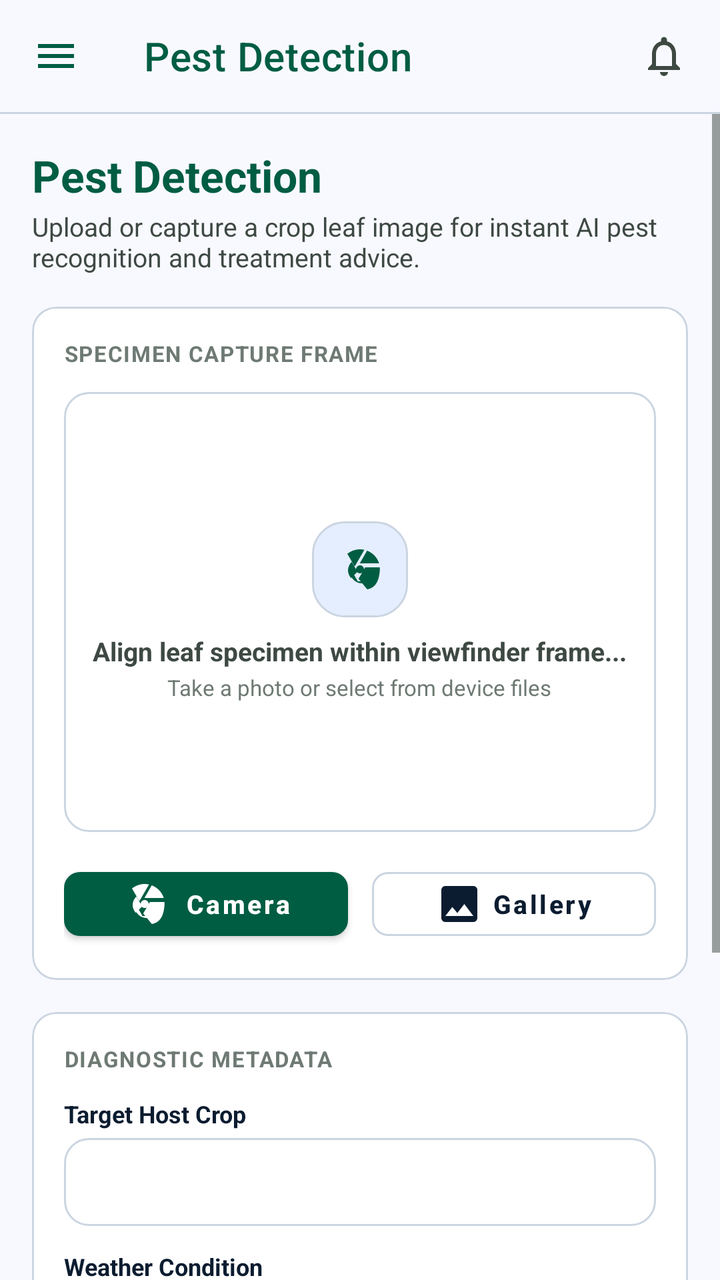
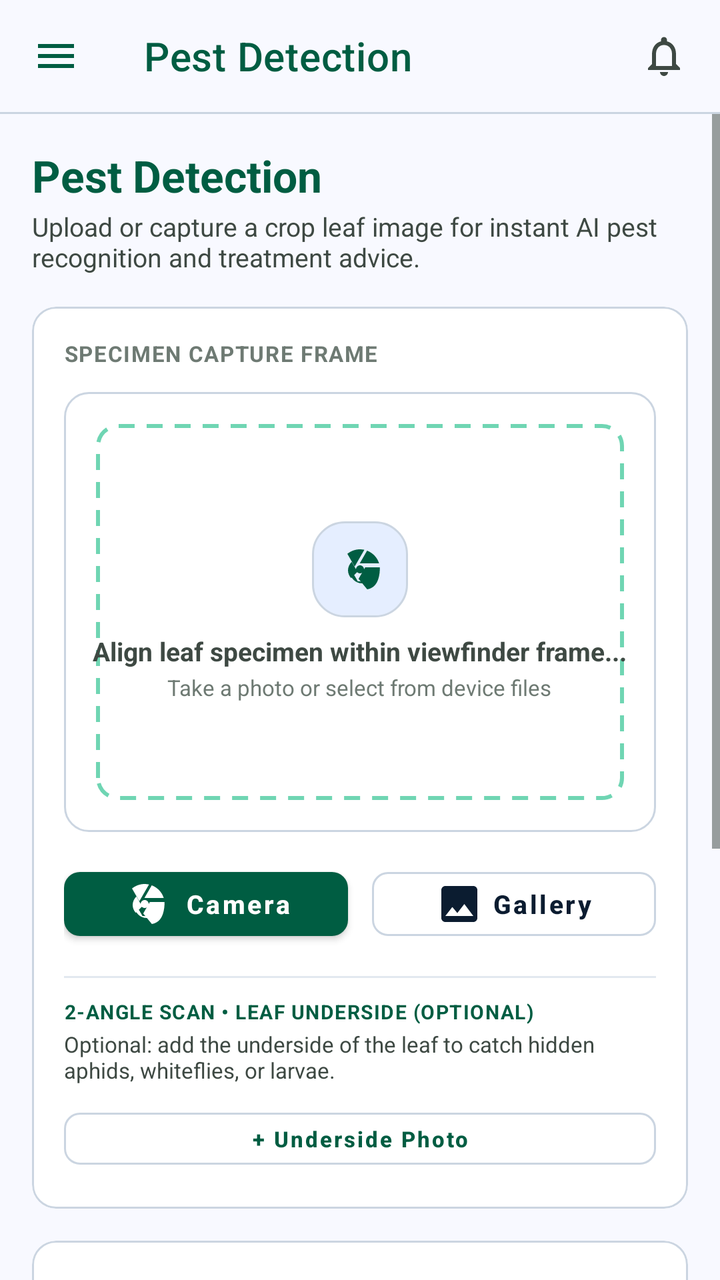

Before-and-after screenshots of an Android layout around one commit, followed by the original layout XML and the change that was made.
<!-- AndroidManifest.xml: application theme Theme.AgriMonitor -->
<!-- res/layout/activity_detect.xml -->
<?xml version="1.0" encoding="utf-8"?>
<androidx.drawerlayout.widget.DrawerLayout xmlns:android="http://schemas.android.com/apk/res/android"
    xmlns:app="http://schemas.android.com/apk/res-auto"
    android:id="@+id/drawer_layout"
    android:layout_width="match_parent"
    android:layout_height="match_parent">

    <LinearLayout
        android:layout_width="match_parent"
        android:layout_height="match_parent"
        android:orientation="vertical"
        android:background="@color/surface">

        
        <com.google.android.material.appbar.MaterialToolbar
            android:id="@+id/detectToolbar"
            android:layout_width="match_parent"
            android:layout_height="?attr/actionBarSize"
            android:background="@color/surface"
            app:title="@string/title_detect"
            app:titleTextColor="@color/primary"
            app:navigationIcon="@drawable/ic_menu"
            app:navigationIconTint="@color/primary"
            style="@style/Widget.MaterialComponents.Toolbar.Surface">

            <ImageView
                android:id="@+id/btnNavNotifications"
                android:layout_width="24dp"
                android:layout_height="24dp"
                android:layout_gravity="end"
                android:layout_marginEnd="16dp"
                android:src="@drawable/ic_notifications"
                app:tint="@color/on_surface_variant" />
        </com.google.android.material.appbar.MaterialToolbar>

        <View
            android:layout_width="match_parent"
            android:layout_height="1dp"
            android:background="@color/outline_variant" />

        <ScrollView
            android:layout_width="match_parent"
            android:layout_height="match_parent"
            android:fillViewport="true">

            <LinearLayout
                android:layout_width="match_parent"
                android:layout_height="wrap_content"
                android:orientation="vertical"
                android:padding="16dp">

                
                <LinearLayout
                    android:layout_width="match_parent"
                    android:layout_height="wrap_content"
                    android:orientation="vertical"
                    android:layout_marginBottom="16dp">

                    <TextView
                        android:layout_width="wrap_content"
                        android:layout_height="wrap_content"
                        android:text="@string/title_detect"
                        android:textSize="22sp"
                        android:textStyle="bold"
                        android:textColor="@color/primary" />

                    <TextView
                        android:layout_width="wrap_content"
                        android:layout_height="wrap_content"
                        android:layout_marginTop="2dp"
                        android:text="@string/detect_subtitle"
                        android:textSize="13sp"
                        android:textColor="@color/on_surface_variant" />
                </LinearLayout>

                
                <com.google.android.material.card.MaterialCardView
                    android:layout_width="match_parent"
                    android:layout_height="wrap_content"
                    android:layout_marginBottom="16dp"
                    app:cardCornerRadius="12dp"
                    app:cardElevation="0dp"
                    app:strokeColor="@color/outline_variant"
                    app:strokeWidth="1dp"
                    app:cardBackgroundColor="@color/surface_container_lowest">

                    <LinearLayout
                        android:layout_width="match_parent"
                        android:layout_height="wrap_content"
                        android:orientation="vertical"
                        android:padding="16dp">

                        <TextView
                            android:layout_width="wrap_content"
                            android:layout_height="wrap_content"
                            android:text="@string/specimen_capture_frame"
                            android:textSize="11sp"
                            android:textStyle="bold"
                            android:textColor="@color/outline"
                            android:letterSpacing="0.05"
                            android:layout_marginBottom="12dp" />

                        
                        <FrameLayout
                            android:layout_width="match_parent"
                            android:layout_height="220dp"
                            android:background="@drawable/bg_card_stitch">

                            <ImageView
                                android:id="@+id/ivSpecimenPreview"
                                android:layout_width="match_parent"
                                android:layout_height="match_parent"
                                android:scaleType="centerCrop"
                                android:contentDescription="Crop Specimen Preview" />

                            <LinearLayout
                                android:id="@+id/layoutUploadPlaceholder"
                                android:layout_width="wrap_content"
                                android:layout_height="wrap_content"
                                android:layout_gravity="center"
                                android:orientation="vertical"
                                android:gravity="center">

                                <FrameLayout
                                    android:layout_width="48dp"
                                    android:layout_height="48dp"
                                    android:background="@drawable/bg_badge_neutral">

                                    <ImageView
                                        android:layout_width="24dp"
                                        android:layout_height="24dp"
                                        android:layout_gravity="center"
                                        android:src="@drawable/ic_camera"
                                        app:tint="@color/primary" />
                                </FrameLayout>

                                <TextView
                                    android:layout_width="wrap_content"
                                    android:layout_height="wrap_content"
                                    android:layout_marginTop="8dp"
                                    android:text="@string/align_crop_in_frame"
                                    android:textColor="@color/on_surface_variant"
                                    android:textSize="13sp"
                                    android:textStyle="bold" />

                                <TextView
                                    android:layout_width="wrap_content"
                                    android:layout_height="wrap_content"
                                    android:layout_marginTop="2dp"
                                    android:text="@string/take_photo_or_select"
                                    android:textColor="@color/outline"
                                    android:textSize="11sp" />
                            </LinearLayout>
                        </FrameLayout>

                        
                        <LinearLayout
                            android:layout_width="match_parent"
                            android:layout_height="wrap_content"
                            android:layout_marginTop="14dp"
                            android:orientation="horizontal">

                            <com.google.android.material.button.MaterialButton
                                android:id="@+id/btnCamera"
                                android:layout_width="0dp"
                                android:layout_height="44dp"
                                android:layout_weight="1"
                                android:layout_marginEnd="6dp"
                                android:text="@string/camera"
                                android:textAllCaps="false"
                                android:textSize="13sp"
                                android:textStyle="bold"
                                app:icon="@drawable/ic_camera"
                                app:iconGravity="textStart"
                                app:cornerRadius="8dp"
                                app:backgroundTint="@color/primary" />

                            <com.google.android.material.button.MaterialButton
                                android:id="@+id/btnGallery"
                                android:layout_width="0dp"
                                android:layout_height="44dp"
                                android:layout_weight="1"
                                android:layout_marginStart="6dp"
                                android:text="@string/gallery"
                                android:textAllCaps="false"
                                android:textSize="13sp"
                                android:textStyle="bold"
                                style="@style/Widget.MaterialComponents.Button.OutlinedButton"
                                android:textColor="@color/on_surface"
                                app:strokeColor="@color/outline_variant"
                                app:icon="@drawable/ic_photo"
                                app:iconGravity="textStart"
                                app:iconTint="@color/on_surface"
                                app:cornerRadius="8dp" />
                        </LinearLayout>
                    </LinearLayout>
                </com.google.android.material.card.MaterialCardView>

                
                <com.google.android.material.card.MaterialCardView
                    android:layout_width="match_parent"
                    android:layout_height="wrap_content"
                    android:layout_marginBottom="20dp"
                    app:cardCornerRadius="12dp"
                    app:cardElevation="0dp"
                    app:strokeColor="@color/outline_variant"
                    app:strokeWidth="1dp"
                    app:cardBackgroundColor="@color/surface_container_lowest">

                    <LinearLayout
                        android:layout_width="match_parent"
                        android:layout_height="wrap_content"
                        android:orientation="vertical"
                        android:padding="16dp">

                        <TextView
                            android:layout_width="wrap_content"
                            android:layout_height="wrap_content"
                            android:text="@string/diagnostic_metadata"
                            android:textSize="11sp"
                            android:textStyle="bold"
                            android:textColor="@color/outline"
                            android:letterSpacing="0.05"
                            android:layout_marginBottom="12dp" />

                        
                        <TextView
                            android:layout_width="wrap_content"
                            android:layout_height="wrap_content"
                            android:text="@string/target_host_crop"
                            android:textSize="12sp"
                            android:textStyle="bold"
                            android:textColor="@color/on_surface" />

                        <Spinner
                            android:id="@+id/spinnerCrops"
                            android:layout_width="match_parent"
                            android:layout_height="44dp"
                            android:layout_marginTop="4dp"
                            android:layout_marginBottom="12dp"
                            android:background="@drawable/bg_card_stitch"
                            android:paddingHorizontal="12dp" />

                        
                        <TextView
                            android:layout_width="wrap_content"
                            android:layout_height="wrap_content"
                            android:text="@string/weather_condition"
                            android:textSize="12sp"
                            android:textStyle="bold"
                            android:textColor="@color/on_surface" />

                        <Spinner
                            android:id="@+id/spinnerWeather"
                            android:layout_width="match_parent"
                            android:layout_height="44dp"
                            android:layout_marginTop="4dp"
                            android:layout_marginBottom="12dp"
                            android:background="@drawable/bg_card_stitch"
                            android:paddingHorizontal="12dp" />

                        
                        <TextView
                            android:layout_width="wrap_content"
                            android:layout_height="wrap_content"
                            android:text="@string/field_sector_location"
                            android:textSize="12sp"
                            android:textStyle="bold"
                            android:textColor="@color/on_surface" />

                        <EditText
                            android:id="@+id/etFieldLocation"
                            android:layout_width="match_parent"
                            android:layout_height="44dp"
                            android:layout_marginTop="4dp"
                            android:background="@drawable/bg_card_stitch"
                            android:paddingHorizontal="12dp"
                            android:hint="@string/field_location_hint"
                            android:textColor="@color/on_surface"
                            android:textColorHint="@color/outline"
                            android:textSize="13sp"
                            android:inputType="text" />
                    </LinearLayout>
                </com.google.android.material.card.MaterialCardView>

                
                <ProgressBar
                    android:id="@+id/detectProgressBar"
                    android:layout_width="wrap_content"
                    android:layout_height="wrap_content"
                    android:layout_gravity="center"
                    android:layout_marginBottom="12dp"
                    android:visibility="gone" />

                
                <com.google.android.material.button.MaterialButton
                    android:id="@+id/btnSubmitDetection"
                    android:layout_width="match_parent"
                    android:layout_height="50dp"
                    android:text="@string/analyze_specimen"
                    android:textAllCaps="false"
                    android:textSize="14sp"
                    android:textStyle="bold"
                    app:icon="@drawable/ic_bug_report"
                    app:iconGravity="textStart"
                    app:cornerRadius="8dp"
                    app:backgroundTint="@color/primary" />
            </LinearLayout>
        </ScrollView>
    </LinearLayout>

    <com.google.android.material.navigation.NavigationView
        android:id="@+id/nav_view"
        android:layout_width="280dp"
        android:layout_height="match_parent"
        android:layout_gravity="start"
        android:fitsSystemWindows="true"
        app:headerLayout="@layout/nav_drawer_header"
        app:menu="@menu/nav_menu_drawer" />

</androidx.drawerlayout.widget.DrawerLayout>
<!-- res/layout/nav_drawer_header.xml (included above) -->
<?xml version="1.0" encoding="utf-8"?>
<LinearLayout xmlns:android="http://schemas.android.com/apk/res/android"
    android:layout_width="match_parent"
    android:layout_height="wrap_content"
    android:orientation="vertical"
    android:background="@color/surface"
    android:paddingStart="16dp"
    android:paddingEnd="16dp"
    android:paddingTop="24dp"
    android:paddingBottom="12dp">

    
    <LinearLayout
        android:layout_width="match_parent"
        android:layout_height="wrap_content"
        android:orientation="horizontal"
        android:gravity="center_vertical">

        <TextView
            android:id="@+id/tvNavUserAvatar"
            android:layout_width="42dp"
            android:layout_height="42dp"
            android:background="@drawable/bg_avatar_circle"
            android:gravity="center"
            android:text="A"
            android:textColor="@color/on_primary"
            android:textSize="17sp"
            android:textStyle="bold" />

        <LinearLayout
            android:layout_width="0dp"
            android:layout_height="wrap_content"
            android:layout_weight="1"
            android:layout_marginStart="12dp"
            android:orientation="vertical">

            <TextView
                android:id="@+id/tvNavUserName"
                android:layout_width="wrap_content"
                android:layout_height="wrap_content"
                android:text="Alex Rivers"
                android:textSize="14sp"
                android:textStyle="bold"
                android:textColor="@color/primary"
                android:singleLine="true" />

            <TextView
                android:id="@+id/tvNavUserRole"
                android:layout_width="wrap_content"
                android:layout_height="wrap_content"
                android:text="Farm Manager"
                android:textSize="12sp"
                android:textColor="@color/on_surface_variant"
                android:singleLine="true" />

            <TextView
                android:id="@+id/tvNavUserSector"
                android:layout_width="wrap_content"
                android:layout_height="wrap_content"
                android:text="@string/nav_user_north_sector"
                android:textSize="10sp"
                android:textColor="@color/outline" />
        </LinearLayout>
    </LinearLayout>

    <View
        android:layout_width="match_parent"
        android:layout_height="1dp"
        android:layout_marginTop="14dp"
        android:background="@color/outline_variant" />

</LinearLayout>
<!-- resources referenced by this layout -->
<resources>
  <color name="on_primary">#FFFFFF</color>
  <color name="on_surface">#0B1C30</color>
  <color name="on_surface_variant">#3E4943</color>
  <color name="outline">#6E7A73</color>
  <color name="outline_variant">#CBD5E1</color>
  <color name="primary">#005D42</color>
  <color name="surface">#F8F9FF</color>
  <color name="surface_container_lowest">#FFFFFF</color>
  <!-- drawable bg_avatar_circle (drawable) -->
  <?xml version="1.0" encoding="utf-8"?>
  <shape xmlns:android="http://schemas.android.com/apk/res/android"
      android:shape="oval">
      <solid android:color="@color/primary_container" />
  </shape>
  <!-- drawable bg_badge_neutral (drawable) -->
  <?xml version="1.0" encoding="utf-8"?>
  <shape xmlns:android="http://schemas.android.com/apk/res/android"
      android:shape="rectangle">
      <solid android:color="@color/surface_container" />
      <corners android:radius="16dp" />
      <stroke
          android:width="1dp"
          android:color="@color/outline_variant" />
  </shape>
  <!-- drawable bg_card_stitch (drawable) -->
  <?xml version="1.0" encoding="utf-8"?>
  <shape xmlns:android="http://schemas.android.com/apk/res/android"
      android:shape="rectangle">
      <solid android:color="@color/surface_container_lowest" />
      <corners android:radius="12dp" />
      <stroke
          android:width="1dp"
          android:color="@color/outline_variant" />
  </shape>
  <!-- drawable ic_menu (drawable) -->
  <vector xmlns:android="http://schemas.android.com/apk/res/android"
      android:width="24dp"
      android:height="24dp"
      android:viewportWidth="24"
      android:viewportHeight="24"
      android:tint="?attr/colorControlNormal">
    <path
        android:fillColor="@android:color/white"
        android:pathData="M3,18h18v-2L3,16v2zM3,13h18v-2L3,11v2zM3,6v2h18L21,6L3,6z"/>
  </vector>
  <string name="align_crop_in_frame">Align leaf specimen within viewfinder frame...</string>
  <string name="analyze_specimen">Analyze Specimen</string>
  <string name="camera">Camera</string>
  <string name="detect_subtitle">Upload or capture a crop leaf image for instant AI pest recognition and treatment advice.</string>
  <string name="diagnostic_metadata">DIAGNOSTIC METADATA</string>
  <string name="field_location_hint">e.g. Zone 2: Pechay Plot, Brgy. Gagalot</string>
  <string name="field_sector_location">Field Sector / Plot Location</string>
  <string name="gallery">Gallery</string>
  <string name="nav_user_north_sector">Costales Nature Farms (Majayjay, Laguna)</string>
  <string name="specimen_capture_frame">SPECIMEN CAPTURE FRAME</string>
  <string name="take_photo_or_select">Take a photo or select from device files</string>
  <string name="target_host_crop">Target Host Crop</string>
  <string name="title_detect">Pest Detection</string>
  <string name="weather_condition">Weather Condition</string>
  <color name="primary_container">#047857</color>
  <color name="surface_container">#E5EEFF</color>
  <color name="primary_variant">#004530</color>
  <color name="secondary">#006E2D</color>
  <color name="on_secondary">#FFFFFF</color>
  <!-- unchanged entries left out for length: 5 -->
</resources>

<!-- the commit's change to res/layout/activity_detect.xml (unified diff, before → after) -->
@@ -112,6 +112,29 @@
                                 android:layout_height="match_parent"
                                 android:scaleType="centerCrop"
                                 android:contentDescription="Crop Specimen Preview" />
+
+                            
+                            <View
+                                android:id="@+id/viewFramingGuide"
+                                android:layout_width="match_parent"
+                                android:layout_height="match_parent"
+                                android:layout_margin="16dp"
+                                android:background="@drawable/bg_framing_guide" />
+
+                            <TextView
+                                android:id="@+id/tvFramingHint"
+                                android:layout_width="wrap_content"
+                                android:layout_height="wrap_content"
+                                android:layout_gravity="bottom|center_horizontal"
+                                android:layout_marginBottom="20dp"
+                                android:visibility="gone"
+                                android:text="Center 1–2 leaves inside frame"
+                                android:textSize="10sp"
+                                android:textStyle="bold"
+                                android:textColor="@color/white"
+                                android:background="#B30F172A"
+                                android:paddingHorizontal="10dp"
+                                android:paddingVertical="3dp" />
 
                             <LinearLayout
                                 android:id="@+id/layoutUploadPlaceholder"
@@ -193,6 +216,85 @@
                                 app:iconTint="@color/on_surface"
                                 app:cornerRadius="8dp" />
                         </LinearLayout>
+
+                        
+                        <com.google.android.material.button.MaterialButton
+                            android:id="@+id/btnCropCenter"
+                            android:layout_width="match_parent"
+                            android:layout_height="38dp"
+                            android:layout_marginTop="8dp"
+                            android:visibility="gone"
+                            android:text="Crop Center Leaf (Remove Background)"
+                            android:textAllCaps="false"
+                            android:textSize="12sp"
+                            android:textStyle="bold"
+                            style="@style/Widget.MaterialComponents.Button.OutlinedButton"
+                            android:textColor="@color/primary"
+                            app:strokeColor="@color/primary"
+                            app:cornerRadius="8dp" />
+
+                        <View
+                            android:layout_width="match_parent"
+                            android:layout_height="1dp"
+                            android:layout_marginTop="14dp"
+                            android:layout_marginBottom="10dp"
+                            android:background="@color/surface_variant" />
+
+                        
+                        <TextView
+                            android:layout_width="wrap_content"
+                            android:layout_height="wrap_content"
+                            android:text="2-ANGLE SCAN • LEAF UNDERSIDE (OPTIONAL)"
+                            android:textSize="10sp"
+                            android:textStyle="bold"
+                            android:textColor="@color/primary"
+                            android:letterSpacing="0.05" />
+
+                        <TextView
+                            android:id="@+id/tvUndersideStatus"
+                            android:layout_width="match_parent"
+                            android:layout_height="wrap_content"
+                            android:layout_marginTop="2dp"
+                            android:text="Optional: add the underside of the leaf to catch hidden aphids, whiteflies, or larvae."
+                            android:textSize="11sp"
+                            android:textColor="@color/on_surface_variant" />
+
+                        <LinearLayout
+                            android:layout_width="match_parent"
+                            android:layout_height="wrap_content"
+                            android:layout_marginTop="8dp"
+                            android:gravity="center_vertical"
+                            android:orientation="horizontal">
+
+                            <com.google.android.material.button.MaterialButton
+                                android:id="@+id/btnUndersideGallery"
+                                android:layout_width="0dp"
+                                android:layout_height="38dp"
+                                android:layout_weight="1"
+                                android:text="+ Underside Photo"
+                                android:textAllCaps="false"
+                                android:textSize="11sp"
+                                android:textStyle="bold"
+                                style="@style/Widget.MaterialComponents.Button.OutlinedButton"
+                                android:textColor="@color/primary"
+                                app:strokeColor="@color/outline_variant"
+                                app:cornerRadius="8dp" />
+
+                            <com.google.android.material.button.MaterialButton
+                                android:id="@+id/btnClearUnderside"
+                                android:layout_width="wrap_content"
+                                android:layout_height="38dp"
+                                android:layout_marginStart="6dp"
+                                android:visibility="gone"
+                                android:text="Remove"
+                                android:textAllCaps="false"
+                                android:textSize="11sp"
+                                android:textStyle="bold"
+                                style="@style/Widget.MaterialComponents.Button.OutlinedButton"
+                                android:textColor="@color/error"
+                                app:strokeColor="@color/error"
+                                app:cornerRadius="8dp" />
+                        </LinearLayout>
                     </LinearLayout>
                 </com.google.android.material.card.MaterialCardView>
 
<!-- resource entries referenced after the edit -->
@@ -1,5 +1,6 @@
 <!-- resources referenced by this layout -->
 <resources>
+  <color name="error">#BA1A1A</color>
   <color name="on_primary">#FFFFFF</color>
   <color name="on_surface">#0B1C30</color>
   <color name="on_surface_variant">#3E4943</color>
@@ -8,6 +9,8 @@
   <color name="primary">#005D42</color>
   <color name="surface">#F8F9FF</color>
   <color name="surface_container_lowest">#FFFFFF</color>
+  <color name="surface_variant">#E2E8F0</color>
+  <color name="white">#FFFFFF</color>
   <!-- drawable bg_avatar_circle (drawable) -->
   <?xml version="1.0" encoding="utf-8"?>
   <shape xmlns:android="http://schemas.android.com/apk/res/android"
@@ -33,6 +36,18 @@
       <stroke
           android:width="1dp"
           android:color="@color/outline_variant" />
+  </shape>
+  <!-- drawable bg_framing_guide (drawable) -->
+  <?xml version="1.0" encoding="utf-8"?>
+  <shape xmlns:android="http://schemas.android.com/apk/res/android"
+      android:shape="rectangle">
+      <solid android:color="@android:color/transparent" />
+      <stroke
+          android:width="2dp"
+          android:color="#9910B981"
+          android:dashWidth="8dp"
+          android:dashGap="6dp" />
+      <corners android:radius="10dp" />
   </shape>
   <!-- drawable ic_menu (drawable) -->
   <vector xmlns:android="http://schemas.android.com/apk/res/android"
